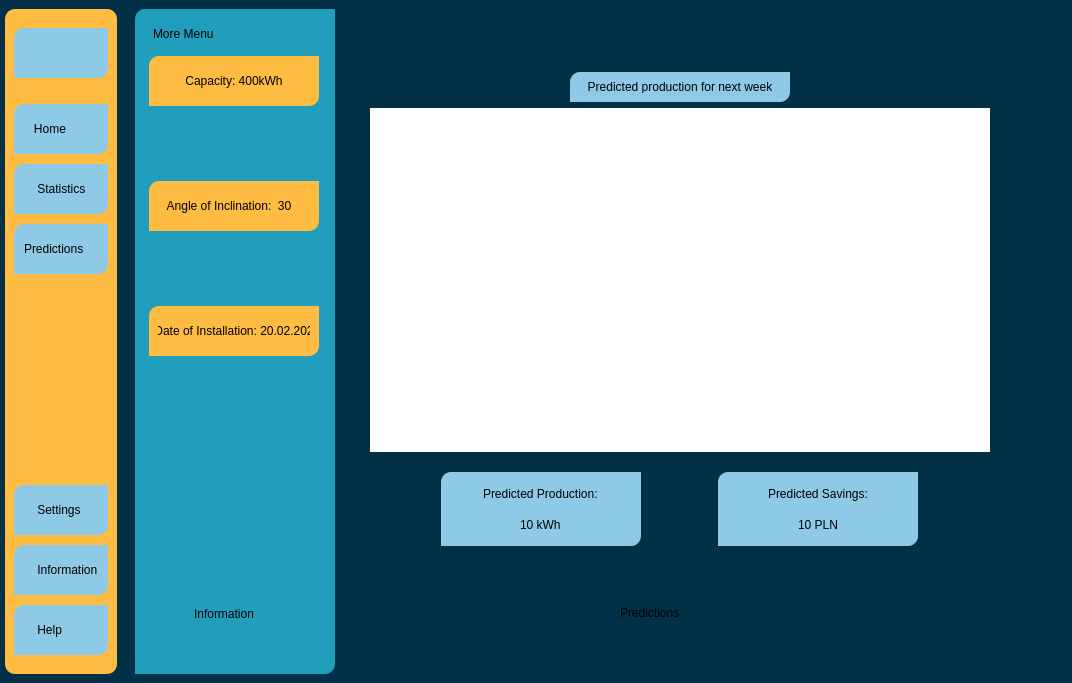
Old version of the form Project1.ui in the repository ddziechciarz/JPWPApp.
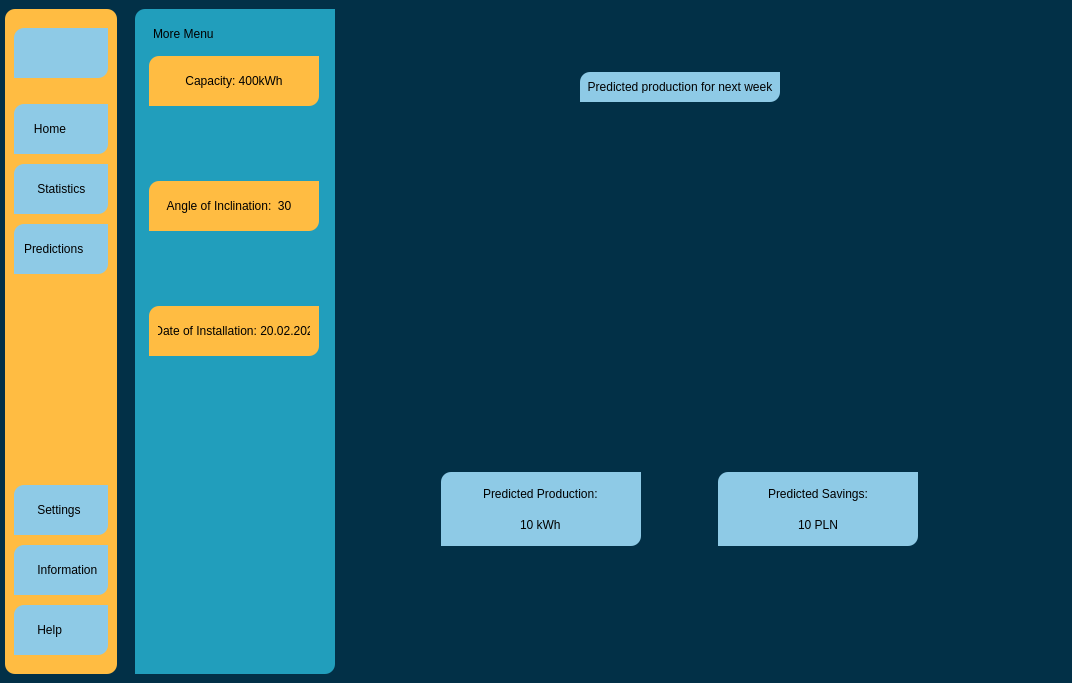
New version of the form. The open tabs and pages were chosen to show the change. Icons and pictures are not drawn.

Diff of the .ui file:
```diff
--- a/Project1.ui
+++ b/Project1.ui
@@ -621,25 +621,6 @@
               </widget>
              </widget>
              <widget class="QWidget" name="infoPage">
-              <widget class="QLabel" name="label">
-               <property name="geometry">
-                <rect>
-                 <x>50</x>
-                 <y>550</y>
-                 <width>81</width>
-                 <height>16</height>
-                </rect>
-               </property>
-               <property name="sizePolicy">
-                <sizepolicy hsizetype="Preferred" vsizetype="Preferred">
-                 <horstretch>0</horstretch>
-                 <verstretch>0</verstretch>
-                </sizepolicy>
-               </property>
-               <property name="text">
-                <string>Information</string>
-               </property>
-              </widget>
               <widget class="QWidget" name="infoPanelDataWidget" native="true">
                <property name="geometry">
                 <rect>
@@ -1125,19 +1106,6 @@
              </widget>
             </widget>
             <widget class="QWidget" name="predictionsPage">
-             <widget class="QLabel" name="label_6">
-              <property name="geometry">
-               <rect>
-                <x>270</x>
-                <y>550</y>
-                <width>101</width>
-                <height>41</height>
-               </rect>
-              </property>
-              <property name="text">
-               <string>Predictions</string>
-              </property>
-             </widget>
              <widget class="QWidget" name="graphWidget_2" native="true">
               <property name="enabled">
                <bool>true</bool>
@@ -1151,11 +1119,11 @@
                </rect>
               </property>
               <layout class="QVBoxLayout" name="verticalLayout_13">
-               <item alignment="Qt::AlignHCenter">
+               <item alignment="Qt::AlignHCenter|Qt::AlignTop">
                 <widget class="QWidget" name="graphWidgetName_2" native="true">
                  <property name="minimumSize">
                   <size>
-                   <width>220</width>
+                   <width>200</width>
                    <height>20</height>
                   </size>
                  </property>
@@ -1166,7 +1134,19 @@
                   </size>
                  </property>
                  <layout class="QHBoxLayout" name="horizontalLayout_10">
-                  <item alignment="Qt::AlignHCenter">
+                  <property name="leftMargin">
+                   <number>0</number>
+                  </property>
+                  <property name="topMargin">
+                   <number>9</number>
+                  </property>
+                  <property name="rightMargin">
+                   <number>0</number>
+                  </property>
+                  <property name="bottomMargin">
+                   <number>9</number>
+                  </property>
+                  <item alignment="Qt::AlignHCenter|Qt::AlignTop">
                    <widget class="QLabel" name="predictedGraphName">
                     <property name="minimumSize">
                      <size>
@@ -1186,13 +1166,16 @@
                 </widget>
                </item>
                <item>
-                <widget class="QGraphicsView" name="graphicsView_3">
-                 <property name="minimumSize">
+                <widget class="QLabel" name="predictedGraph">
+                 <property name="maximumSize">
                   <size>
-                   <width>0</width>
-                   <height>100</height>
+                   <width>16777215</width>
+                   <height>320</height>
                   </size>
                  </property>
+                 <property name="text">
+                  <string/>
+                 </property>
                 </widget>
                </item>
               </layout>
```
Left out of the diff: 17 changed lines with no effect on the pictures.
